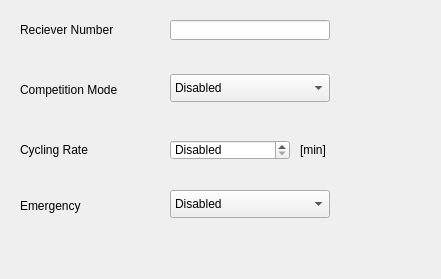
Before: the Qt Designer form src/configuration/flytec/SmsFrame.ui in Iv/FlyHigh, drawn with Qt 5.
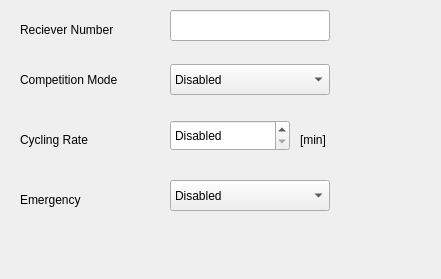
After: the same form once the commit is applied.

```diff
--- a/src/configuration/flytec/SmsFrame.ui
+++ b/src/configuration/flytec/SmsFrame.ui
@@ -39,7 +39,7 @@
       <property name="geometry">
         <rect>
           <x>300</x>
-          <y>140</y>
+     <y>130</y>
           <width>34</width>
           <height>20</height>
         </rect>
@@ -55,9 +55,9 @@
       <property name="geometry">
         <rect>
           <x>170</x>
-          <y>20</y>
+     <y>10</y>
           <width>160</width>
-          <height>20</height>
+     <height>31</height>
         </rect>
       </property>
       <property name="text">
@@ -71,9 +71,9 @@
       <property name="geometry">
         <rect>
           <x>170</x>
-          <y>74</y>
+     <y>64</y>
           <width>160</width>
-          <height>28</height>
+     <height>31</height>
         </rect>
       </property>
       <item>
@@ -91,9 +91,9 @@
       <property name="geometry">
         <rect>
           <x>170</x>
-          <y>140</y>
+     <y>120</y>
           <width>120</width>
-          <height>20</height>
+     <height>31</height>
         </rect>
       </property>
       <property name="specialValueText">
@@ -107,9 +107,9 @@
       <property name="geometry">
         <rect>
           <x>170</x>
-          <y>190</y>
+     <y>180</y>
           <width>160</width>
-          <height>28</height>
+     <height>31</height>
         </rect>
       </property>
       <item>
@@ -127,7 +127,7 @@
       <property name="geometry">
         <rect>
           <x>20</x>
-          <y>80</y>
+     <y>70</y>
           <width>135</width>
           <height>20</height>
         </rect>
@@ -143,7 +143,7 @@
       <property name="geometry">
         <rect>
           <x>20</x>
-          <y>140</y>
+     <y>130</y>
           <width>91</width>
           <height>20</height>
         </rect>
@@ -159,7 +159,7 @@
       <property name="geometry">
         <rect>
           <x>20</x>
-          <y>196</y>
+     <y>190</y>
           <width>84</width>
           <height>20</height>
         </rect>
```
Left out of the diff: 7 changed lines with no effect on the pictures. Lines whose indentation alone changed are shown as unchanged.
